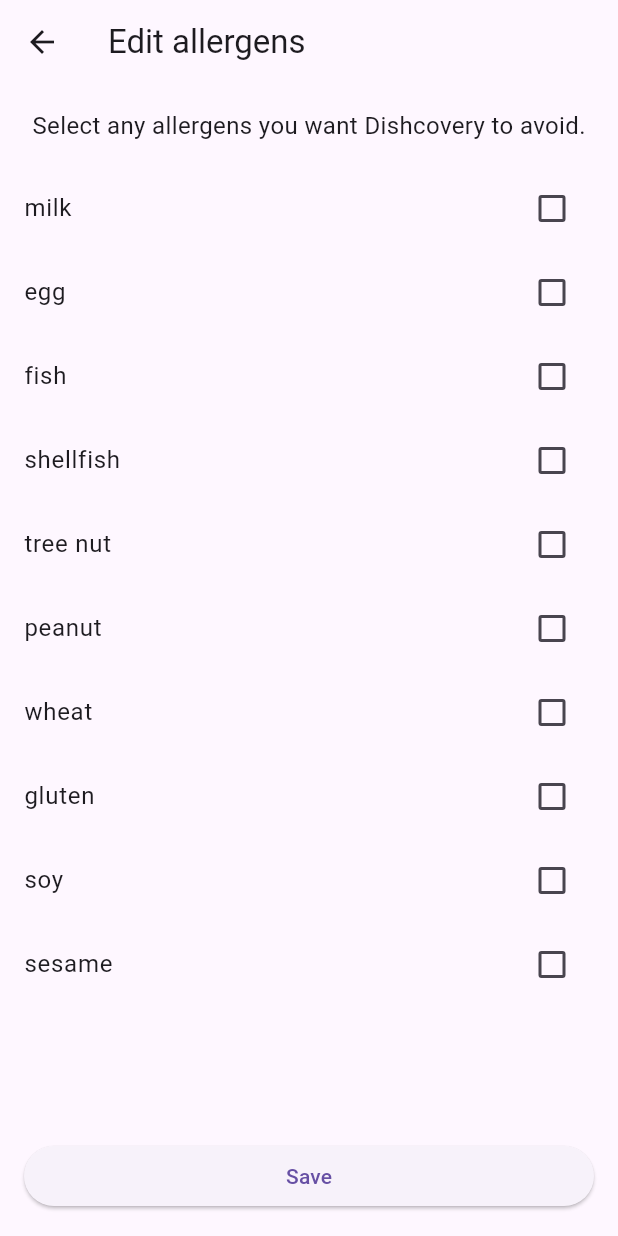
After one commit to Raichur456/DishcoveryApp, a Flutter app: the screen it shows after launch, after a tap on "Edit Allergens", on a phone screen of 412 x 824 dp. The commit adds this screen. Run offline on Flutter 3.47's test engine with Material 3 defaults, Android fonts, the phone set to English and light mode, and no system bars; our stand-ins replace drift, firebase_auth, firebase_core; accounts and stored records are empty; generated files the repository leaves out were written again.

Commit message:
Added functionality for Drift, added page for user being able to check boxes for their allergens

```diff
--- /dev/null
+++ b/dishcovery/devtools_options.yaml
@@ -0,0 +1,4 @@
+description: This file stores settings for Dart & Flutter DevTools.
+documentation: https://docs.flutter.dev/tools/devtools/extensions#configure-extension-enablement-states
+extensions:
+  - drift: true
--- a/dishcovery/lib/app.dart
+++ b/dishcovery/lib/app.dart
@@ -1,4 +1,6 @@
+import 'package:dishcovery/db/app_database.dart';
 import 'package:dishcovery/screens/auth/login_view.dart';
+import 'package:dishcovery/screens/edit_allergens_page.dart';
 import 'package:flutter/material.dart';
 
 // landing screens
@@ -16,6 +18,9 @@ class App {
         return MaterialPageRoute(builder: (_) => const AboutUsView());
       case '/login':
         return MaterialPageRoute(builder: (_) => const LoginView());
+      case '/allergens':
+        AppDatabase db = AppDatabase();
+        return MaterialPageRoute(builder: (_) => EditAllergensPage(db: db));
 
       // catches unknown routes
       default:
--- /dev/null
+++ b/dishcovery/lib/db/app_database.dart
@@ -0,0 +1,84 @@
+import 'dart:io';
+
+import 'package:drift/drift.dart';
+import 'package:drift/native.dart';
+import 'package:path/path.dart' as p;
+import 'package:path_provider/path_provider.dart';
+
+import 'string_list_converter.dart';
+
+part 'app_database.g.dart';
+
+/// Table to store user settings, including allergens
+class UserSettings extends Table {
+  IntColumn get id => integer().autoIncrement()();
+
+  // Stores List<String> as JSON text in SQLite using StringListConverter
+  TextColumn get allergens =>
+      text().map(const StringListConverter())();
+}
+
+@DriftDatabase(tables: [UserSettings])
+class AppDatabase extends _$AppDatabase {
+  AppDatabase() : super(_openConnection());
+
+  @override
+  int get schemaVersion => 1;
+
+  // ----- Convenience methods for allergens ----- //
+
+  /// B: Assures the user only has one row, and if it is empty,
+  ///     it creates one for them. We do this to avoid the case where we retrieve
+  ///     allergen data from the start before user has made any changes to their
+  ///     account.
+  /// E: N/A
+  /// R: UserSetting - the row from the table we created above
+  ///     (complete with an id and a TextColumn of user allergens)
+  /// P: N/A
+  Future<UserSetting> _getOrCreateSettingsRow() async {
+    final rows = await select(userSettings).get();
+    if (rows.isNotEmpty) return rows.first;
+
+    final id = await into(userSettings).insert(
+      UserSettingsCompanion(
+        allergens: const Value(<String>[]),
+      ),
+    );
+
+    return (await (select(userSettings)..where((t) => t.id.equals(id)))
+        .getSingle());
+  }
+
+  /// B: Returns the allergens in our database
+  /// E: N/A
+  // ignore: unintended_html_in_doc_comment
+  /// R: List<String> - the allergens in our database
+  /// P: N/A
+  Future<List<String>> getAllergens() async {
+    final row = await _getOrCreateSettingsRow();
+    return row.allergens;
+  }
+
+  /// B: Updates the allergens in our database
+  /// E: N/A
+  /// R: N/A
+  // ignore: unintended_html_in_doc_comment
+  /// P: List<String> list - the list of allergens we are updating our database with
+  Future<void> setAllergens(List<String> list) async {
+    final row = await _getOrCreateSettingsRow();
+    await (update(userSettings)..where((t) => t.id.equals(row.id))).write(
+      UserSettingsCompanion(allergens: Value(list)),
+    );
+  }
+}
+
+/// Lazily opens the database at a platform-specific path.
+/// Documentation for this section:
+/// https://pub.dev/documentation/drift/latest/drift/LazyDatabase-class.html
+LazyDatabase _openConnection() {
+  return LazyDatabase(() async {
+    final dir = await getApplicationDocumentsDirectory();
+    final file = File(p.join(dir.path, 'dishcovery.sqlite'));
+    return NativeDatabase.createInBackground(file);
+  });
+}
--- /dev/null
+++ b/dishcovery/lib/db/string_list_converter.dart
@@ -0,0 +1,30 @@
+import 'dart:convert';
+import 'package:drift/drift.dart';
+
+class StringListConverter extends TypeConverter<List<String>, String> {
+  const StringListConverter();
+
+  /// B: Used to convert a long String from the database into
+  ///     a List of strings with JSON decode
+  /// E: N/A
+  // ignore: unintended_html_in_doc_comment
+  /// R: List<String> - the list of allergens the user has
+  /// P: String fromDb - the long string we get from the DB
+  @override
+  List<String> fromSql(String fromDb) {
+    if (fromDb.isEmpty) return [];
+    return List<String>.from(jsonDecode(fromDb));
+  }
+
+  /// B: Used to convert a List of strings from the user input into
+  ///     a long String to be stored in the drift database
+  /// E: N/A
+  // ignore: unintended_html_in_doc_comment
+  /// R: String - the string stored in jsconEncode format
+  // ignore: unintended_html_in_doc_comment
+  /// P: List<String> value - the list of strings received from user checked boxes
+  @override
+  String toSql(List<String> value) {
+    return jsonEncode(value);
+  }
+}
--- /dev/null
+++ b/dishcovery/lib/screens/edit_allergens_page.dart
@@ -0,0 +1,145 @@
+import 'package:flutter/material.dart';
+import 'package:dishcovery/db/app_database.dart';
+
+class EditAllergensPage extends StatefulWidget {
+
+  // Database we will store user allergens (required to run this view)
+  final AppDatabase db;
+
+  const EditAllergensPage({
+    super.key,
+    required this.db,
+  });
+
+  @override
+  State<EditAllergensPage> createState() => _EditAllergensPageState();
+}
+
+class _EditAllergensPageState extends State<EditAllergensPage> {
+
+  // Options to be displayed to the user
+  static const List<String> _options = [
+    'milk',
+    'egg',
+    'fish',
+    'shellfish',
+    'tree nut',
+    'peanut',
+    'wheat',
+    'gluten',
+    'soy',
+    'sesame',
+  ];
+
+  final Set<String> _selected = {};
+  bool _loading = true;
+  bool _saving = false;
+
+  @override
+  void initState() {
+    super.initState();
+    _load();
+  }
+
+  // Makes sure our allergens load correctly
+  Future<void> _load() async {
+    try {
+      final saved = await widget.db.getAllergens();
+      if (!mounted) return;
+      setState(() {
+        _selected
+          ..clear()
+          ..addAll(saved);
+        _loading = false;
+      });
+    } catch (e, st) {
+      debugPrint('Error loading allergens: $e\n$st');
+      if (!mounted) return;
+      setState(() {
+        _loading = false;
+      });
+    }
+  }
+
+  // Makes sure our allergens save
+  Future<void> _save() async {
+    setState(() => _saving = true);
+
+    await widget.db.setAllergens(_selected.toList());
+
+    if (!mounted) return;
+
+    setState(() => _saving = false);
+
+    ScaffoldMessenger.of(context).showSnackBar(
+      const SnackBar(
+        content: Text('✅ Allergens saved'),
+        duration: Duration(seconds: 1),
+      ),
+    );
+  }
+
+
+  @override
+  Widget build(BuildContext context) {
+    if (_loading) {
+      return Scaffold(
+        appBar: AppBar(title: const Text('Edit allergens')),
+        body: const Center(child: CircularProgressIndicator()),
+      );
+    }
+
+    return Scaffold(
+      appBar: AppBar(title: const Text('Edit allergens')),
+      body: Column(
+        children: [
+          const Padding(
+            padding: EdgeInsets.all(16),
+            child: Text(
+              'Select any allergens you want Dishcovery to avoid.',
+              style: TextStyle(fontSize: 16),
+            ),
+          ),
+          Expanded(
+            child: ListView(
+              children: _options.map((a) {
+                final checked = _selected.contains(a);
+                return CheckboxListTile(
+                  title: Text(a),
+                  value: checked,
+                  onChanged: (value) {
+                    setState(() {
+                      if (value == true) {
+                        // Adds the value to our selected table if
+                        // user taps on the checkbox
+                        _selected.add(a);
+                      } else {
+                        _selected.remove(a);
+                      }
+                    });
+                  },
+                );
+              }).toList(),
+            ),
+          ),
+          Padding(
+            padding: const EdgeInsets.all(16),
+            child: SizedBox(
+              width: double.infinity,
+              child: ElevatedButton(
+                onPressed: _saving ? null : _save,
+                child: _saving
+                    ? const SizedBox(
+                        height: 18,
+                        width: 18,
+                        child: CircularProgressIndicator(strokeWidth: 2),
+                      )
+                    : const Text('Save'),
+              ),
+            ),
+          ),
+        ],
+      ),
+    );
+  }
+}
--- a/dishcovery/lib/screens/landing/landing_view.dart
+++ b/dishcovery/lib/screens/landing/landing_view.dart
@@ -51,6 +51,16 @@ class LandingView extends StatelessWidget {
 
               const SizedBox(height: 24),
 
+              SizedBox(
+                width: double.infinity,
+                child: ElevatedButton(
+                  onPressed: () => Navigator.pushNamed(context, '/allergens'),
+                  child: const Text('Edit Allergens'),
+                ),
+              ),
+
+              const SizedBox(height: 24),
+
               /// about us button
               TextButton(
                 onPressed: () => Navigator.pushNamed(context, '/about'),
--- a/dishcovery/pubspec.yaml
+++ b/dishcovery/pubspec.yaml
@@ -36,10 +36,14 @@ dependencies:
   cupertino_icons: ^1.0.8
   firebase_core: ^4.2.1
   firebase_auth: ^6.1.2
+  drift: ^2.29.0
+  path_provider: ^2.1.5
 
 dev_dependencies:
   flutter_test:
     sdk: flutter
+  drift_dev: ^2.18.0
+  build_runner: ^2.4.6
 
   # The "flutter_lints" package below contains a set of recommended lints to
   # encourage good coding practices. The lint set provided by the package is
```
Also changed, not shown: dishcovery/lib/db/app_database.g.dart (added), dishcovery/lib/screens/profile/allergens_view.dart (deleted), dishcovery/pubspec.lock, 2 other files.
